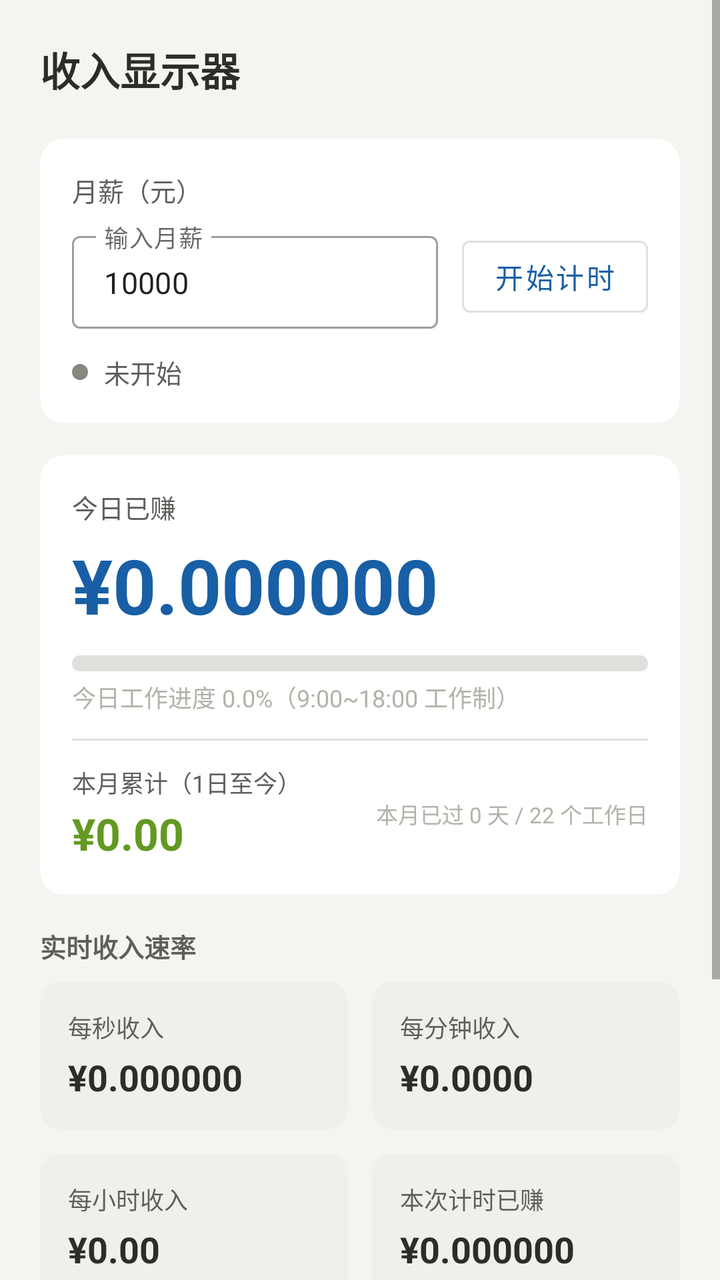
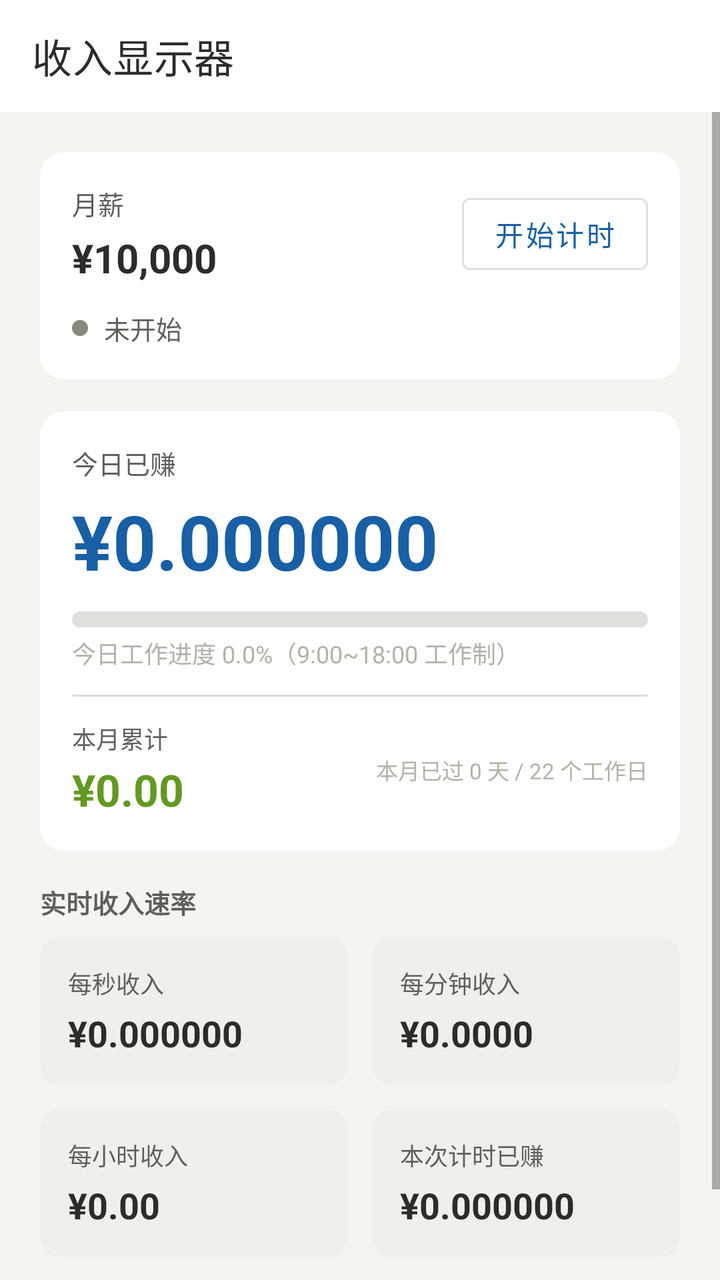

Screens rendered from an Android XML layout before and after an edit, with the pre-edit source and the edit as a unified diff.
<!-- AndroidManifest.xml: application theme Theme.IncomeMeter -->
<!-- res/layout/activity_main.xml -->
<?xml version="1.0" encoding="utf-8"?>
<ScrollView xmlns:android="http://schemas.android.com/apk/res/android"
    xmlns:app="http://schemas.android.com/apk/res-auto"
    android:layout_width="match_parent"
    android:layout_height="match_parent"
    android:background="@color/bg_page"
    android:fillViewport="true">

    <LinearLayout
        android:layout_width="match_parent"
        android:layout_height="wrap_content"
        android:orientation="vertical"
        android:padding="20dp">

        
        <TextView
            android:layout_width="wrap_content"
            android:layout_height="wrap_content"
            android:text="@string/app_name"
            android:textSize="20sp"
            android:textStyle="bold"
            android:textColor="@color/text_primary"
            android:layout_marginBottom="20dp" />

        
        <androidx.cardview.widget.CardView
            android:layout_width="match_parent"
            android:layout_height="wrap_content"
            android:layout_marginBottom="16dp"
            app:cardCornerRadius="12dp"
            app:cardElevation="0dp"
            app:cardBackgroundColor="@color/bg_card">

            <LinearLayout
                android:layout_width="match_parent"
                android:layout_height="wrap_content"
                android:orientation="vertical"
                android:padding="16dp">

                <TextView
                    android:layout_width="wrap_content"
                    android:layout_height="wrap_content"
                    android:text="@string/label_monthly_salary"
                    android:textSize="13sp"
                    android:textColor="@color/text_secondary"
                    android:layout_marginBottom="8dp" />

                <LinearLayout
                    android:layout_width="match_parent"
                    android:layout_height="wrap_content"
                    android:orientation="horizontal"
                    android:gravity="center_vertical">

                    <com.google.android.material.textfield.TextInputLayout
                        android:layout_width="0dp"
                        android:layout_height="wrap_content"
                        android:layout_weight="1"
                        android:layout_marginEnd="12dp"
                        style="@style/Widget.MaterialComponents.TextInputLayout.OutlinedBox.Dense">

                        <com.google.android.material.textfield.TextInputEditText
                            android:id="@+id/etSalary"
                            android:layout_width="match_parent"
                            android:layout_height="wrap_content"
                            android:hint="@string/hint_salary"
                            android:inputType="numberDecimal"
                            android:text="10000"
                            android:textSize="15sp" />
                    </com.google.android.material.textfield.TextInputLayout>

                    <com.google.android.material.button.MaterialButton
                        android:id="@+id/btnToggle"
                        android:layout_width="wrap_content"
                        android:layout_height="wrap_content"
                        android:text="@string/btn_start"
                        android:textSize="14sp"
                        style="@style/Widget.MaterialComponents.Button.OutlinedButton" />
                </LinearLayout>

                
                <LinearLayout
                    android:layout_width="wrap_content"
                    android:layout_height="wrap_content"
                    android:orientation="horizontal"
                    android:gravity="center_vertical"
                    android:layout_marginTop="12dp">

                    <View
                        android:id="@+id/statusDot"
                        android:layout_width="8dp"
                        android:layout_height="8dp"
                        android:background="@drawable/dot_stopped"
                        android:layout_marginEnd="8dp" />

                    <TextView
                        android:id="@+id/tvStatus"
                        android:layout_width="wrap_content"
                        android:layout_height="wrap_content"
                        android:text="@string/status_idle"
                        android:textSize="13sp"
                        android:textColor="@color/text_secondary" />
                </LinearLayout>
            </LinearLayout>
        </androidx.cardview.widget.CardView>

        
        <androidx.cardview.widget.CardView
            android:layout_width="match_parent"
            android:layout_height="wrap_content"
            android:layout_marginBottom="16dp"
            app:cardCornerRadius="12dp"
            app:cardElevation="0dp"
            app:cardBackgroundColor="@color/bg_card">

            <LinearLayout
                android:layout_width="match_parent"
                android:layout_height="wrap_content"
                android:orientation="vertical"
                android:padding="16dp">

                <TextView
                    android:layout_width="wrap_content"
                    android:layout_height="wrap_content"
                    android:text="@string/label_today_earned"
                    android:textSize="13sp"
                    android:textColor="@color/text_secondary"
                    android:layout_marginBottom="4dp" />

                <TextView
                    android:id="@+id/tvTodayEarned"
                    android:layout_width="wrap_content"
                    android:layout_height="wrap_content"
                    android:text="¥0.000000"
                    android:textSize="38sp"
                    android:textStyle="bold"
                    android:textColor="@color/accent_blue"
                    android:layout_marginBottom="10dp" />

                <ProgressBar
                    android:id="@+id/progressDay"
                    style="?android:attr/progressBarStyleHorizontal"
                    android:layout_width="match_parent"
                    android:layout_height="8dp"
                    android:max="10000"
                    android:progress="0"
                    android:progressDrawable="@drawable/progress_bar_bg" />

                <TextView
                    android:id="@+id/tvDayProgress"
                    android:layout_width="wrap_content"
                    android:layout_height="wrap_content"
                    android:text="@string/progress_default"
                    android:textSize="12sp"
                    android:textColor="@color/text_hint"
                    android:layout_marginTop="4dp" />

                <View
                    android:layout_width="match_parent"
                    android:layout_height="1dp"
                    android:background="@color/progress_track"
                    android:layout_marginTop="12dp"
                    android:layout_marginBottom="12dp" />

                <LinearLayout
                    android:layout_width="match_parent"
                    android:layout_height="wrap_content"
                    android:orientation="horizontal"
                    android:gravity="center_vertical">

                    <LinearLayout
                        android:layout_width="0dp"
                        android:layout_height="wrap_content"
                        android:layout_weight="1"
                        android:orientation="vertical">

                        <TextView
                            android:layout_width="wrap_content"
                            android:layout_height="wrap_content"
                            android:text="@string/label_month_earned"
                            android:textSize="12sp"
                            android:textColor="@color/text_secondary" />

                        <TextView
                            android:id="@+id/tvMonthEarned"
                            android:layout_width="wrap_content"
                            android:layout_height="wrap_content"
                            android:text="¥0.00"
                            android:textSize="22sp"
                            android:textStyle="bold"
                            android:textColor="@color/accent_green"
                            android:layout_marginTop="2dp" />
                    </LinearLayout>

                    <TextView
                        android:id="@+id/tvMonthProgress"
                        android:layout_width="wrap_content"
                        android:layout_height="wrap_content"
                        android:text="@string/month_progress_default"
                        android:textSize="11sp"
                        android:textColor="@color/text_hint"
                        android:gravity="end" />
                </LinearLayout>
            </LinearLayout>
        </androidx.cardview.widget.CardView>

        
        <TextView
            android:layout_width="wrap_content"
            android:layout_height="wrap_content"
            android:text="@string/section_rate"
            android:textSize="13sp"
            android:textColor="@color/text_secondary"
            android:textStyle="bold"
            android:layout_marginBottom="8dp" />

        <GridLayout
            android:layout_width="match_parent"
            android:layout_height="wrap_content"
            android:columnCount="2"
            android:rowCount="2"
            android:layout_marginBottom="16dp"
            android:useDefaultMargins="false">

            <androidx.cardview.widget.CardView
                android:layout_width="0dp"
                android:layout_height="wrap_content"
                android:layout_columnWeight="1"
                android:layout_marginEnd="6dp"
                android:layout_marginBottom="12dp"
                app:cardCornerRadius="10dp"
                app:cardElevation="0dp"
                app:cardBackgroundColor="@color/bg_metric">

                <LinearLayout android:layout_width="match_parent" android:layout_height="wrap_content"
                    android:orientation="vertical" android:padding="14dp">
                    <TextView android:layout_width="wrap_content" android:layout_height="wrap_content"
                        android:text="@string/label_per_second" android:textSize="12sp" android:textColor="@color/text_secondary" />
                    <TextView android:id="@+id/tvPerSecond" android:layout_width="wrap_content" android:layout_height="wrap_content"
                        android:text="¥0.000000" android:textSize="18sp" android:textStyle="bold" android:textColor="@color/text_primary"
                        android:layout_marginTop="4dp" />
                </LinearLayout>
            </androidx.cardview.widget.CardView>

            <androidx.cardview.widget.CardView
                android:layout_width="0dp"
                android:layout_height="wrap_content"
                android:layout_columnWeight="1"
                android:layout_marginStart="6dp"
                android:layout_marginBottom="12dp"
                app:cardCornerRadius="10dp"
                app:cardElevation="0dp"
                app:cardBackgroundColor="@color/bg_metric">

                <LinearLayout android:layout_width="match_parent" android:layout_height="wrap_content"
                    android:orientation="vertical" android:padding="14dp">
                    <TextView android:layout_width="wrap_content" android:layout_height="wrap_content"
                        android:text="@string/label_per_minute" android:textSize="12sp" android:textColor="@color/text_secondary" />
                    <TextView android:id="@+id/tvPerMinute" android:layout_width="wrap_content" android:layout_height="wrap_content"
                        android:text="¥0.0000" android:textSize="18sp" android:textStyle="bold" android:textColor="@color/text_primary"
                        android:layout_marginTop="4dp" />
                </LinearLayout>
            </androidx.cardview.widget.CardView>

            <androidx.cardview.widget.CardView
                android:layout_width="0dp"
                android:layout_height="wrap_content"
                android:layout_columnWeight="1"
                android:layout_marginEnd="6dp"
                app:cardCornerRadius="10dp"
                app:cardElevation="0dp"
                app:cardBackgroundColor="@color/bg_metric">

                <LinearLayout android:layout_width="match_parent" android:layout_height="wrap_content"
                    android:orientation="vertical" android:padding="14dp">
                    <TextView android:layout_width="wrap_content" android:layout_height="wrap_content"
                        android:text="@string/label_per_hour" android:textSize="12sp" android:textColor="@color/text_secondary" />
                    <TextView android:id="@+id/tvPerHour" android:layout_width="wrap_content" android:layout_height="wrap_content"
                        android:text="¥0.00" android:textSize="18sp" android:textStyle="bold" android:textColor="@color/text_primary"
                        android:layout_marginTop="4dp" />
                </LinearLayout>
            </androidx.cardview.widget.CardView>

            <androidx.cardview.widget.CardView
                android:layout_width="0dp"
                android:layout_height="wrap_content"
                android:layout_columnWeight="1"
                android:layout_marginStart="6dp"
                app:cardCornerRadius="10dp"
                app:cardElevation="0dp"
                app:cardBackgroundColor="@color/bg_metric">

                <LinearLayout android:layout_width="match_parent" android:layout_height="wrap_content"
                    android:orientation="vertical" android:padding="14dp">
                    <TextView android:layout_width="wrap_content" android:layout_height="wrap_content"
                        android:text="@string/label_session" android:textSize="12sp" android:textColor="@color/text_secondary" />
                    <TextView android:id="@+id/tvSession" android:layout_width="wrap_content" android:layout_height="wrap_content"
                        android:text="¥0.000000" android:textSize="18sp" android:textStyle="bold" android:textColor="@color/text_primary"
                        android:layout_marginTop="4dp" />
                </LinearLayout>
            </androidx.cardview.widget.CardView>
        </GridLayout>

        
        <TextView
            android:layout_width="wrap_content"
            android:layout_height="wrap_content"
            android:text="@string/section_breakdown"
            android:textSize="13sp"
            android:textColor="@color/text_secondary"
            android:textStyle="bold"
            android:layout_marginBottom="8dp" />

        <GridLayout
            android:layout_width="match_parent"
            android:layout_height="wrap_content"
            android:columnCount="2"
            android:rowCount="1"
            android:layout_marginBottom="24dp"
            android:useDefaultMargins="false">

            <androidx.cardview.widget.CardView
                android:layout_width="0dp"
                android:layout_height="wrap_content"
                android:layout_columnWeight="1"
                android:layout_marginEnd="6dp"
                app:cardCornerRadius="10dp"
                app:cardElevation="0dp"
                app:cardBackgroundColor="@color/bg_metric">

                <LinearLayout android:layout_width="match_parent" android:layout_height="wrap_content"
                    android:orientation="vertical" android:padding="14dp">
                    <TextView android:layout_width="wrap_content" android:layout_height="wrap_content"
                        android:text="@string/label_month_salary" android:textSize="12sp" android:textColor="@color/text_secondary" />
                    <TextView android:id="@+id/tvMonthSalary" android:layout_width="wrap_content" android:layout_height="wrap_content"
                        android:text="¥10,000" android:textSize="18sp" android:textStyle="bold" android:textColor="@color/text_primary"
                        android:layout_marginTop="4dp" />
                </LinearLayout>
            </androidx.cardview.widget.CardView>

            <androidx.cardview.widget.CardView
                android:layout_width="0dp"
                android:layout_height="wrap_content"
                android:layout_columnWeight="1"
                android:layout_marginStart="6dp"
                app:cardCornerRadius="10dp"
                app:cardElevation="0dp"
                app:cardBackgroundColor="@color/bg_metric">

                <LinearLayout android:layout_width="match_parent" android:layout_height="wrap_content"
                    android:orientation="vertical" android:padding="14dp">
                    <TextView android:layout_width="wrap_content" android:layout_height="wrap_content"
                        android:text="@string/label_day_salary" android:textSize="12sp" android:textColor="@color/text_secondary" />
                    <TextView android:id="@+id/tvDaySalary" android:layout_width="wrap_content" android:layout_height="wrap_content"
                        android:text="¥454.55" android:textSize="18sp" android:textStyle="bold" android:textColor="@color/text_primary"
                        android:layout_marginTop="4dp" />
                </LinearLayout>
            </androidx.cardview.widget.CardView>
        </GridLayout>

        
        <TextView
            android:layout_width="match_parent"
            android:layout_height="wrap_content"
            android:text="@string/footer_formula"
            android:textSize="11sp"
            android:textColor="@color/text_hint"
            android:gravity="center"
            android:layout_marginBottom="8dp" />

    </LinearLayout>
</ScrollView>
<!-- resources referenced by this layout -->
<resources>
  <color name="accent_blue">#185FA5</color>
  <color name="accent_green">#639922</color>
  <color name="bg_card">#FFFFFF</color>
  <color name="bg_metric">#F0EFEA</color>
  <color name="bg_page">#F5F4F0</color>
  <color name="progress_track">#E0DFDB</color>
  <color name="text_hint">#B4B2A9</color>
  <color name="text_primary">#2C2C2A</color>
  <color name="text_secondary">#5F5E5A</color>
  <!-- drawable dot_stopped (drawable) -->
  <?xml version="1.0" encoding="utf-8"?>
  <shape xmlns:android="http://schemas.android.com/apk/res/android"
      android:shape="oval">
      <solid android:color="@color/dot_stopped" />
      <size android:width="8dp" android:height="8dp" />
  </shape>
  <!-- drawable progress_bar_bg (drawable) -->
  <?xml version="1.0" encoding="utf-8"?>
  <layer-list xmlns:android="http://schemas.android.com/apk/res/android">
      <item android:id="@android:id/background">
          <shape android:shape="rectangle">
              <corners android:radius="4dp" />
              <solid android:color="@color/progress_track" />
          </shape>
      </item>
      <item android:id="@android:id/progress">
          <clip>
              <shape android:shape="rectangle">
                  <corners android:radius="4dp" />
                  <solid android:color="@color/accent_blue" />
              </shape>
          </clip>
      </item>
  </layer-list>
  <string name="app_name">收入显示器</string>
  <string name="btn_start">开始计时</string>
  <string name="footer_formula">计算公式：月薪 ÷ 22工作日 ÷ 8小时 ÷ 3600秒</string>
  <string name="hint_salary">输入月薪</string>
  <string name="label_day_salary">日薪（÷22工作日）</string>
  <string name="label_month_earned">本月累计（1日至今）</string>
  <string name="label_month_salary">月薪</string>
  <string name="label_monthly_salary">月薪（元）</string>
  <string name="label_per_hour">每小时收入</string>
  <string name="label_per_minute">每分钟收入</string>
  <string name="label_per_second">每秒收入</string>
  <string name="label_session">本次计时已赚</string>
  <string name="label_today_earned">今日已赚</string>
  <string name="month_progress_default">本月已过 0 天 / 22 个工作日</string>
  <string name="progress_default">今日工作进度 0.0%（9:00~18:00 工作制）</string>
  <string name="section_breakdown">月收入拆解</string>
  <string name="section_rate">实时收入速率</string>
  <string name="status_idle">未开始</string>
  <style name="Theme.IncomeMeter" parent="Theme.MaterialComponents.DayNight.DarkActionBar">
          <item name="colorPrimary">@color/accent_blue</item>
          <item name="colorPrimaryVariant">@color/accent_blue</item>
          <item name="colorOnPrimary">@color/white</item>
          <item name="android:windowBackground">@color/bg_page</item>
          <item name="android:statusBarColor">@color/accent_blue</item>
      </style>
  <color name="dot_stopped">#888780</color>
  <color name="white">#FFFFFF</color>
</resources>

<!-- the commit's change to res/layout/activity_main.xml (unified diff, before → after) -->
@@ -1,107 +1,110 @@
 <?xml version="1.0" encoding="utf-8"?>
-<ScrollView xmlns:android="http://schemas.android.com/apk/res/android"
+<LinearLayout xmlns:android="http://schemas.android.com/apk/res/android"
     xmlns:app="http://schemas.android.com/apk/res-auto"
     android:layout_width="match_parent"
     android:layout_height="match_parent"
-    android:background="@color/bg_page"
-    android:fillViewport="true">
-
-    <LinearLayout
+    android:orientation="vertical"
+    android:background="@color/bg_page">
+
+    
+    <androidx.appcompat.widget.Toolbar
+        android:id="@+id/toolbar"
         android:layout_width="match_parent"
-        android:layout_height="wrap_content"
-        android:orientation="vertical"
-        android:padding="20dp">
-
-        
-        <TextView
-            android:layout_width="wrap_content"
-            android:layout_height="wrap_content"
-            android:text="@string/app_name"
-            android:textSize="20sp"
-            android:textStyle="bold"
-            android:textColor="@color/text_primary"
-            android:layout_marginBottom="20dp" />
-
-        
-        <androidx.cardview.widget.CardView
+        android:layout_height="?attr/actionBarSize"
+        android:background="@color/bg_card"
+        app:title="@string/app_name"
+        app:titleTextColor="@color/text_primary" />
+
+    <ScrollView
+        android:layout_width="match_parent"
+        android:layout_height="match_parent"
+        android:fillViewport="true">
+
+        <LinearLayout
             android:layout_width="match_parent"
             android:layout_height="wrap_content"
-            android:layout_marginBottom="16dp"
-            app:cardCornerRadius="12dp"
-            app:cardElevation="0dp"
-            app:cardBackgroundColor="@color/bg_card">
-
-            <LinearLayout
+            android:orientation="vertical"
+            android:padding="20dp">
+
+            
+            <androidx.cardview.widget.CardView
                 android:layout_width="match_parent"
                 android:layout_height="wrap_content"
-                android:orientation="vertical"
-                android:padding="16dp">
-
-                <TextView
-                    android:layout_width="wrap_content"
-                    android:layout_height="wrap_content"
-                    android:text="@string/label_monthly_salary"
-                    android:textSize="13sp"
-                    android:textColor="@color/text_secondary"
-                    android:layout_marginBottom="8dp" />
+                android:layout_marginBottom="16dp"
+                app:cardCornerRadius="12dp"
+                app:cardElevation="0dp"
+                app:cardBackgroundColor="@color/bg_card">
 
                 <LinearLayout
                     android:layout_width="match_parent"
                     android:layout_height="wrap_content"
-                    android:orientation="horizontal"
-                    android:gravity="center_vertical">
-
-                    <com.google.android.material.textfield.TextInputLayout
-                        android:layout_width="0dp"
+                    android:orientation="vertical"
+                    android:padding="16dp">
+
+                    <LinearLayout
+                        android:layout_width="match_parent"
                         android:layout_height="wrap_content"
-                        android:layout_weight="1"
-                        android:layout_marginEnd="12dp"
-                        style="@style/Widget.MaterialComponents.TextInputLayout.OutlinedBox.Dense">
-
-                        <com.google.android.material.textfield.TextInputEditText
-                            android:id="@+id/etSalary"
-                            android:layout_width="match_parent"
-                            android:layout_height="wrap_content"
-                            android:hint="@string/hint_salary"
-                            android:inputType="numberDecimal"
-                            android:text="10000"
-                            android:textSize="15sp" />
-                    </com.google.android.material.textfield.TextInputLayout>
-
-                    <com.google.android.material.button.MaterialButton
-                        android:id="@+id/btnToggle"
+                        android:orientation="horizontal"
+                        android:gravity="center_vertical">
+
+                        <LinearLayout
+                            android:layout_width="0dp"
+                            android:layout_height="wrap_content"
+                            android:layout_weight="1"
+                            android:orientation="vertical">
+
+                            <TextView
+                                android:layout_width="wrap_content"
+                                android:layout_height="wrap_content"
+                                android:text="@string/label_month_salary"
+                                android:textSize="13sp"
+                                android:textColor="@color/text_secondary" />
+
+                            <TextView
+                                android:id="@+id/tvMonthSalary"
+                                android:layout_width="wrap_content"
+                                android:layout_height="wrap_content"
+                                android:text="¥10,000"
+                                android:textSize="20sp"
+                                android:textStyle="bold"
+                                android:textColor="@color/text_primary"
+                                android:layout_marginTop="4dp" />
+                        </LinearLayout>
+
+                        <com.google.android.material.button.MaterialButton
+                            android:id="@+id/btnToggle"
+                            android:layout_width="wrap_content"
+                            android:layout_height="wrap_content"
+                            android:text="@string/btn_start"
+                            android:textSize="14sp"
+                            style="@style/Widget.MaterialComponents.Button.OutlinedButton" />
+                    </LinearLayout>
+
+                    
+                    <LinearLayout
                         android:layout_width="wrap_content"
                         android:layout_height="wrap_content"
-                        android:text="@string/btn_start"
-                        android:textSize="14sp"
-                        style="@style/Widget.MaterialComponents.Button.OutlinedButton" />
-                </LinearLayout>
-
-                
-                <LinearLayout
-                    android:layout_width="wrap_content"
-                    android:layout_height="wrap_content"
-                    android:orientation="horizontal"
-                    android:gravity="center_vertical"
-                    android:layout_marginTop="12dp">
-
-                    <View
-                        android:id="@+id/statusDot"
-                        android:layout_width="8dp"
-                        android:layout_height="8dp"
-                        android:background="@drawable/dot_stopped"
-                        android:layout_marginEnd="8dp" />
-
-                    <TextView
-                        android:id="@+id/tvStatus"
-                        android:layout_width="wrap_content"
-                        android:layout_height="wrap_content"
-                        android:text="@string/status_idle"
-                        android:textSize="13sp"
-                        android:textColor="@color/text_secondary" />
-                </LinearLayout>
-            </LinearLayout>
-        </androidx.cardview.widget.CardView>
+                        android:orientation="horizontal"
+                        android:gravity="center_vertical"
+                        android:layout_marginTop="12dp">
+
+                        <View
+                            android:id="@+id/statusDot"
+                            android:layout_width="8dp"
+                            android:layout_height="8dp"
+                            android:background="@drawable/dot_stopped"
+                            android:layout_marginEnd="8dp" />
+
+                        <TextView
+                            android:id="@+id/tvStatus"
+                            android:layout_width="wrap_content"
+                            android:layout_height="wrap_content"
+                            android:text="@string/status_idle"
+                            android:textSize="13sp"
+                            android:textColor="@color/text_secondary" />
+                    </LinearLayout>
+                </LinearLayout>
+            </androidx.cardview.widget.CardView>
 
         
         <androidx.cardview.widget.CardView
@@ -302,63 +305,6 @@
 
         
         <TextView
-            android:layout_width="wrap_content"
-            android:layout_height="wrap_content"
-            android:text="@string/section_breakdown"
-            android:textSize="13sp"
-            android:textColor="@color/text_secondary"
-            android:textStyle="bold"
-            android:layout_marginBottom="8dp" />
-
-        <GridLayout
-            android:layout_width="match_parent"
-            android:layout_height="wrap_content"
-            android:columnCount="2"
-            android:rowCount="1"
-            android:layout_marginBottom="24dp"
-            android:useDefaultMargins="false">
-
-            <androidx.cardview.widget.CardView
-                android:layout_width="0dp"
-                android:layout_height="wrap_content"
-                android:layout_columnWeight="1"
-                android:layout_marginEnd="6dp"
-                app:cardCornerRadius="10dp"
-                app:cardElevation="0dp"
-                app:cardBackgroundColor="@color/bg_metric">
-
-                <LinearLayout android:layout_width="match_parent" android:layout_height="wrap_content"
-                    android:orientation="vertical" android:padding="14dp">
-                    <TextView android:layout_width="wrap_content" android:layout_height="wrap_content"
-                        android:text="@string/label_month_salary" android:textSize="12sp" android:textColor="@color/text_secondary" />
-                    <TextView android:id="@+id/tvMonthSalary" android:layout_width="wrap_content" android:layout_height="wrap_content"
-                        android:text="¥10,000" android:textSize="18sp" android:textStyle="bold" android:textColor="@color/text_primary"
-                        android:layout_marginTop="4dp" />
-                </LinearLayout>
-            </androidx.cardview.widget.CardView>
-
-            <androidx.cardview.widget.CardView
-                android:layout_width="0dp"
-                android:layout_height="wrap_content"
-                android:layout_columnWeight="1"
-                android:layout_marginStart="6dp"
-                app:cardCornerRadius="10dp"
-                app:cardElevation="0dp"
-                app:cardBackgroundColor="@color/bg_metric">
-
-                <LinearLayout android:layout_width="match_parent" android:layout_height="wrap_content"
-                    android:orientation="vertical" android:padding="14dp">
-                    <TextView android:layout_width="wrap_content" android:layout_height="wrap_content"
-                        android:text="@string/label_day_salary" android:textSize="12sp" android:textColor="@color/text_secondary" />
-                    <TextView android:id="@+id/tvDaySalary" android:layout_width="wrap_content" android:layout_height="wrap_content"
-                        android:text="¥454.55" android:textSize="18sp" android:textStyle="bold" android:textColor="@color/text_primary"
-                        android:layout_marginTop="4dp" />
-                </LinearLayout>
-            </androidx.cardview.widget.CardView>
-        </GridLayout>
-
-        
-        <TextView
             android:layout_width="match_parent"
             android:layout_height="wrap_content"
             android:text="@string/footer_formula"
@@ -369,3 +315,4 @@
 
     </LinearLayout>
 </ScrollView>
+</LinearLayout>
<!-- resource entries referenced after the edit -->
@@ -37,11 +37,8 @@
   <string name="app_name">收入显示器</string>
   <string name="btn_start">开始计时</string>
   <string name="footer_formula">计算公式：月薪 ÷ 22工作日 ÷ 8小时 ÷ 3600秒</string>
-  <string name="hint_salary">输入月薪</string>
-  <string name="label_day_salary">日薪（÷22工作日）</string>
-  <string name="label_month_earned">本月累计（1日至今）</string>
+  <string name="label_month_earned">本月累计</string>
   <string name="label_month_salary">月薪</string>
-  <string name="label_monthly_salary">月薪（元）</string>
   <string name="label_per_hour">每小时收入</string>
   <string name="label_per_minute">每分钟收入</string>
   <string name="label_per_second">每秒收入</string>
@@ -49,7 +46,6 @@
   <string name="label_today_earned">今日已赚</string>
   <string name="month_progress_default">本月已过 0 天 / 22 个工作日</string>
   <string name="progress_default">今日工作进度 0.0%（9:00~18:00 工作制）</string>
-  <string name="section_breakdown">月收入拆解</string>
   <string name="section_rate">实时收入速率</string>
   <string name="status_idle">未开始</string>
   <style name="Theme.IncomeMeter" parent="Theme.MaterialComponents.DayNight.DarkActionBar">
